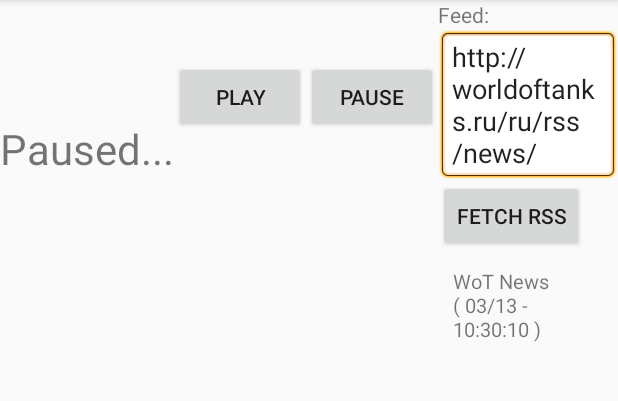
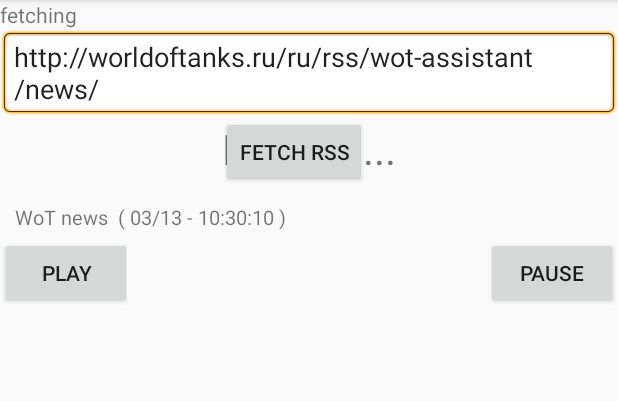
Before and after one commit to karpovichevgeny/karpovichEN, an Android app: the screen it shows after launch (MainActivity), after a tap on "FETCH RSS", on a phone screen of 412 x 824 dp, the part 84-485 px from its top. Run offline under Robolectric (Android 15) with nearby library versions, the phone set to English and light mode, and no system bars; 2 other taps on this screen came first.

Commit message:
com6
Заработало хоть какое-то представление новостей, в след. коммите
переделать на отображение в списке

```diff
--- a/WgFM/app/src/main/java/app/net/wgfm/MainActivity.java
+++ b/WgFM/app/src/main/java/app/net/wgfm/MainActivity.java
@@ -37,6 +37,7 @@ public   class MainActivity extends ActionBarActivity {
         text_shown = (TextView) findViewById(R.id.text_shown);
         play_button = (Button) findViewById(R.id.play_button);
         pause_button = (Button) findViewById(R.id.pause_button);
+
 
 
 
@@ -85,14 +86,13 @@ public   class MainActivity extends ActionBarActivity {
 
             @Override
             public void onClick(View v) {
+
                 feedUrl = rssURLTV.getText().toString();
                 TextView TVtitle=(TextView)findViewById(R.id.label);
                 CharSequence cs="fetching";
                 TVtitle.setText(cs);
                 aa.notifyDataSetChanged();
                 refressRssList();
-                cs="Feed:";
-                TVtitle.setText(cs);
             }
         });
         rssListView = (ListView) findViewById(R.id.rssListView);
@@ -105,7 +105,7 @@ public   class MainActivity extends ActionBarActivity {
                 // we call the other activity that shows a single rss item in
                 // one page
                 //Intent intent = new Intent("app.net.wgfm.displayRssItem");
-                Intent intent = new Intent("app.net.wgtm.RssItemDisplayer");
+                Intent intent = new Intent("app.net.wgfm.displayRssItem");
                 startActivity(intent);
             }
         });
--- a/WgFM/app/src/main/java/app/net/wgfm/RssItem.java
+++ b/WgFM/app/src/main/java/app/net/wgfm/RssItem.java
@@ -1,4 +1,6 @@
 package app.net.wgfm;
+
+import android.util.Log;
 
 import org.w3c.dom.Document;
 import org.w3c.dom.Element;
@@ -16,6 +18,7 @@ import javax.xml.parsers.DocumentBuilderFactory;
 
 public class RssItem {
 
+    private static final String TAG = "MyActivity";
     private String title;
     private String description;
     private Date pubDate;
@@ -61,8 +64,10 @@ public class RssItem {
 
         ArrayList<RssItem> rssItems = new ArrayList<RssItem>();
 
-        RssItem rssFeedT = new RssItem("WoT News", "News of World of Tanks", new Date(), "http://worldoftanks.ru/ru/rss/news/");
-        rssItems.add(rssFeedT);
+        RssItem rssItemT = new RssItem("WoT news", "description.",
+                new Date(), "http://worldoftanks.ru/ru/rss/wot-assistant/news/");
+
+        rssItems.add(rssItemT);
 
         try {
             //open an URL connection make GET to the server and
@@ -70,8 +75,11 @@ public class RssItem {
             URL url = new URL(feedUrl);
             HttpURLConnection conn = (HttpURLConnection) url.openConnection();
 
+
             if (conn.getResponseCode() == HttpURLConnection.HTTP_OK) {
-                InputStream is = conn.getInputStream();
+
+
+               InputStream is = conn.getInputStream();
 
                 //DocumentBuilderFactory, DocumentBuilder are used for
                 //xml parsing
@@ -115,10 +123,13 @@ public class RssItem {
 
                         rssItems.add(rssItem);
                     }
-                }
 
+              }
             }
-        } catch (Exception e) {
+        }
+        catch (Exception e) {
+
+            Log.e(TAG, "HERE");
             e.printStackTrace();
         }
 
--- a/WgFM/app/src/main/java/app/net/wgfm/RssItemDisplayer.java
+++ b/WgFM/app/src/main/java/app/net/wgfm/RssItemDisplayer.java
@@ -13,7 +13,7 @@ public class RssItemDisplayer extends Activity {
         setContentView(R.layout.activity_rss_item_displayer);
 
         RssItem selectedRssItem = MainActivity.selectedRssItem;
-        //Bundle extras = getIntent().getExtras();
+        Bundle extras = getIntent().getExtras();
         TextView titleTv = (TextView)findViewById(R.id.titleTextView);
         TextView contentTv = (TextView)findViewById(R.id.contentTextView);
 
--- a/WgFM/app/src/main/res/layout/activity_main.xml
+++ b/WgFM/app/src/main/res/layout/activity_main.xml
@@ -1,4 +1,4 @@
-<LinearLayout
+<RelativeLayout
     xmlns:android="http://schemas.android.com/apk/res/android"
     android:layout_width="fill_parent"
     android:layout_height="fill_parent" >
@@ -47,7 +47,7 @@
             android:layout_width="fill_parent"
             android:layout_height="wrap_content"
             android:background="@android:drawable/editbox_background"
-            android:text="http://worldoftanks.ru/ru/rss/news/"
+            android:text="http://worldoftanks.ru/ru/rss/wot-assistant/news/"
             android:editable="false"
             />
 
@@ -56,7 +56,8 @@
             android:layout_width="wrap_content"
             android:layout_height="wrap_content"
             android:layout_marginRight="10dip"
-            android:text="Fetch Rss" />
+            android:text="Fetch Rss"
+            android:layout_gravity="center_horizontal" />
 
         <ListView
             android:id="@+id/rssListView"
@@ -65,4 +66,4 @@
     </LinearLayout>
 
 
-</LinearLayout>
+</RelativeLayout>
```
